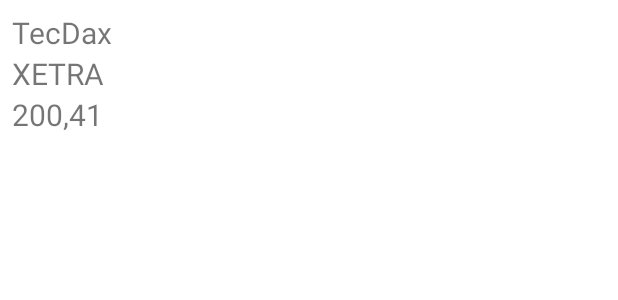
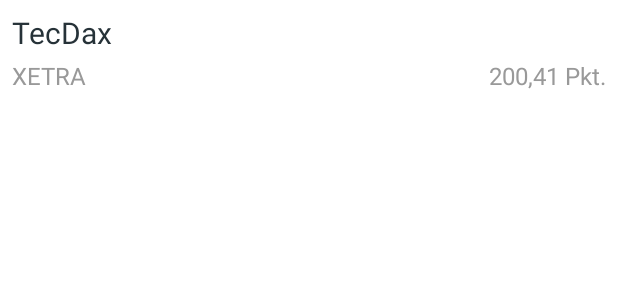
Before and after one commit to Narazgul/MyStocksGo, an Android app: the layout instrument_item.xml on its own in the app's theme, with its tools: preview values and no code run, on a phone screen of 412 x 824 dp. Shown: the top 300 px of the screen. Run offline under Robolectric (Android 15) with nearby library versions, the phone set to English and light mode, and no system bars.

Commit message:
Refactor instrument_item.xml design

```diff
--- a/app/src/main/res/layout/instrument_item.xml
+++ b/app/src/main/res/layout/instrument_item.xml
@@ -11,6 +11,8 @@
         android:layout_height="wrap_content"
         android:layout_marginStart="@dimen/d8"
         android:layout_marginTop="@dimen/d8"
+        android:textAppearance="@style/TextAppearance.AppCompat.Medium"
+        android:textColor="@color/grey"
         android:textSize="20sp"
         app:layout_constraintStart_toStartOf="parent"
         app:layout_constraintTop_toTopOf="parent"
@@ -18,22 +20,29 @@
 
     <TextView
         android:id="@+id/exchange"
-        android:layout_width="wrap_content"
+        android:layout_width="0dp"
         android:layout_height="wrap_content"
-        android:textSize="20sp"
+        android:layout_marginTop="@dimen/d4"
+        android:layout_marginBottom="@dimen/d4"
+        android:textSize="16sp"
+        android:textAppearance="@style/TextAppearance.AppCompat.Small"
+        android:textColor="@color/grey_light"
         app:layout_constraintStart_toStartOf="@id/instrument"
         app:layout_constraintTop_toBottomOf="@id/instrument"
         tools:text="XETRA" />
 
     <TextView
         android:id="@+id/quote"
-        android:layout_width="wrap_content"
+        android:layout_width="0dp"
         android:layout_height="wrap_content"
         android:layout_marginBottom="@dimen/d8"
-        android:textSize="20sp"
+        android:layout_marginEnd="@dimen/d8"
+        android:textSize="16sp"
+        android:textAppearance="@style/TextAppearance.AppCompat.Small"
+        android:textColor="@color/grey_light"
         app:layout_constraintBottom_toBottomOf="parent"
-        app:layout_constraintStart_toStartOf="@id/instrument"
-        app:layout_constraintTop_toBottomOf="@id/exchange"
-        tools:text="200,41" />
+        app:layout_constraintEnd_toEndOf="parent"
+        app:layout_constraintTop_toTopOf="@id/exchange"
+        tools:text="200,41 Pkt." />
 
 </androidx.constraintlayout.widget.ConstraintLayout>
--- a/app/src/main/res/values/colors.xml
+++ b/app/src/main/res/values/colors.xml
@@ -7,4 +7,6 @@
     <color name="teal_700">#FF018786</color>
     <color name="black">#FF000000</color>
     <color name="white">#FFFFFFFF</color>
+    <color name="grey_light">#999999</color>
+    <color name="grey">#263238</color>
 </resources>
--- a/app/src/main/res/values/dimen.xml
+++ b/app/src/main/res/values/dimen.xml
@@ -1,4 +1,5 @@
 <?xml version="1.0" encoding="utf-8"?>
 <resources>
+    <dimen name="d4">4dp</dimen>
     <dimen name="d8">8dp</dimen>
 </resources>
```
